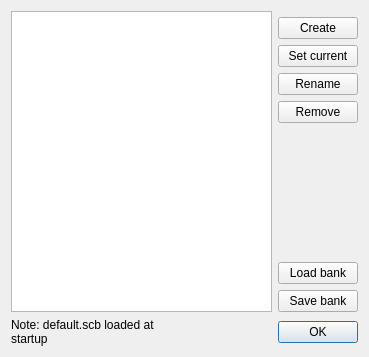
Qt form code/nel/tools/3d/object_viewer_qt/src/plugins/object_viewer/scheme_bank_form.ui (ryzom/ryzomcore) before a commit.
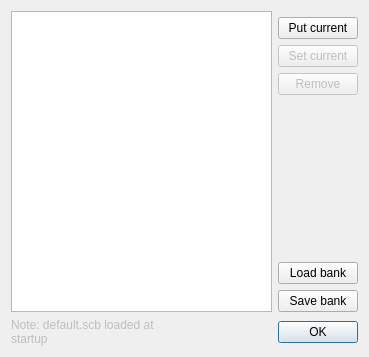
The same form after that commit.

Commit message: Added #1193 Added scheme bank dialog in particles editor.

Patch:
```diff
--- a/code/nel/tools/3d/object_viewer_qt/src/plugins/object_viewer/scheme_bank_form.ui
+++ b/code/nel/tools/3d/object_viewer_qt/src/plugins/object_viewer/scheme_bank_form.ui
@@ -14,31 +14,27 @@
    <string>Sceme bank</string>
   </property>
   <layout class="QGridLayout" name="gridLayout">
-   <item row="0" column="0" rowspan="8">
+   <item row="0" column="0" rowspan="7">
     <widget class="QListWidget" name="listWidget"/>
    </item>
    <item row="1" column="1">
     <widget class="QPushButton" name="createButton">
      <property name="text">
-      <string>Create</string>
+      <string>Put current</string>
      </property>
     </widget>
    </item>
    <item row="3" column="1">
-    <widget class="QPushButton" name="renameButton">
-     <property name="text">
-      <string>Rename</string>
-     </property>
-    </widget>
-   </item>
-   <item row="4" column="1">
     <widget class="QPushButton" name="removeButton">
+     <property name="enabled">
+      <bool>false</bool>
+     </property>
      <property name="text">
       <string>Remove</string>
      </property>
     </widget>
    </item>
-   <item row="5" column="1">
+   <item row="4" column="1">
     <spacer name="verticalSpacer">
      <property name="orientation">
       <enum>Qt::Vertical</enum>
@@ -51,24 +47,33 @@
      </property>
     </spacer>
    </item>
-   <item row="6" column="1">
+   <item row="5" column="1">
     <widget class="QPushButton" name="loadButton">
+     <property name="enabled">
+      <bool>true</bool>
+     </property>
      <property name="text">
       <string>Load bank</string>
      </property>
     </widget>
    </item>
-   <item row="7" column="1">
+   <item row="6" column="1">
     <widget class="QPushButton" name="saveButton">
+     <property name="enabled">
+      <bool>true</bool>
+     </property>
      <property name="text">
       <string>Save bank</string>
      </property>
     </widget>
    </item>
-   <item row="8" column="0" colspan="2">
+   <item row="7" column="0" colspan="2">
     <layout class="QHBoxLayout" name="horizontalLayout">
      <item>
       <widget class="QLabel" name="label">
+       <property name="enabled">
+        <bool>false</bool>
+       </property>
        <property name="sizePolicy">
         <sizepolicy hsizetype="Expanding" vsizetype="Preferred">
          <horstretch>0</horstretch>
@@ -105,7 +110,10 @@
     </layout>
    </item>
    <item row="2" column="1">
-    <widget class="QPushButton" name="setCurrentButton">
+    <widget class="QPushButton" name="currentButton">
+     <property name="enabled">
+      <bool>false</bool>
+     </property>
      <property name="text">
       <string>Set current</string>
      </property>
```
The commit also changes 6 other files.
